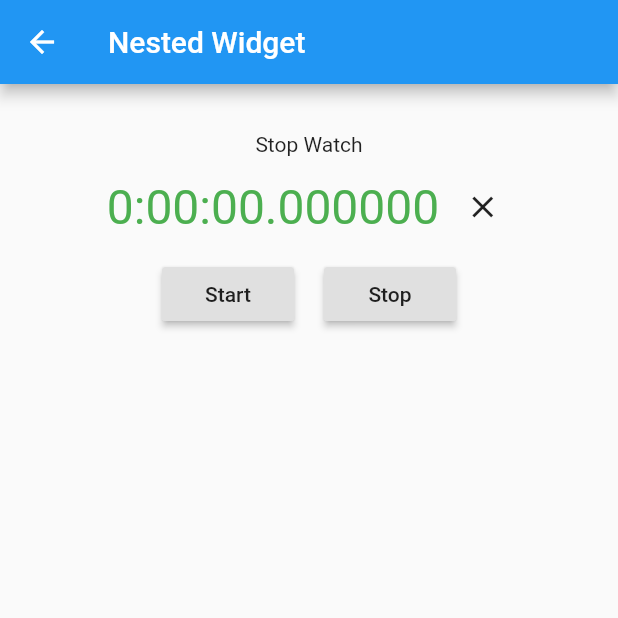
After one commit to shahidbits/flutter_guide, a Flutter app: the ScreenNestedWidget screen opened by its route, on a phone screen of 412 x 824 dp, the top half of it. The commit adds this screen. Run offline on Flutter 3.47's test engine with Material 2 defaults, Android fonts, the phone set to English and light mode, and no system bars; our stand-ins replace charts_flutter.

Commit message:
Added custom widgets

```diff
--- /dev/null
+++ b/lib/screens/intermediate/screenNestedWidget.dart
@@ -0,0 +1,140 @@
+import 'package:flutter/material.dart';
+import 'dart:async';
+import 'package:quiver/time.dart';
+
+class TimeDisplay extends StatelessWidget {
+  TimeDisplay({Key key, Color this.color, Duration this.duration, this.onClear})
+      : super(key: key);
+
+  Duration duration = new Duration();
+  Color color = Colors.green;
+  final ValueChanged<Duration> onClear;
+
+  void _onClicked() {
+    onClear(duration);
+  }
+
+  @override
+  Widget build(BuildContext context) {
+    return new Row(
+      mainAxisAlignment: MainAxisAlignment.center,
+      children: <Widget>[
+        new Padding(
+          padding: EdgeInsets.all(5.0),
+          child: new Text(
+            duration.toString(),
+            style: new TextStyle(
+              fontSize: 32.0,
+              color: color,
+            ),
+          ),
+        ),
+        new IconButton(
+          icon: new Icon(Icons.clear),
+          onPressed: _onClicked,
+        ),
+      ],
+    );
+  }
+}
+
+class TimeCounter extends StatefulWidget {
+  @override
+  State<StatefulWidget> createState() => new _StateTimeCounter();
+}
+
+class _StateTimeCounter extends State<TimeCounter> {
+  Stopwatch _watch;
+  Timer _timer;
+  Duration _duration;
+
+  void _onStart() {
+    setState(() {
+      _watch = new Stopwatch();
+      _timer = new Timer.periodic(new Duration(milliseconds: 250), _onTimeout);
+    });
+    _watch.start();
+  }
+
+  void _onStop() {
+    _timer.cancel();
+    _watch.stop();
+  }
+
+  void _onTimeout(Timer timer) {
+    if (_watch.isRunning) {
+      setState(() => _duration = _watch.elapsed);
+    }
+  }
+
+  void _onClear(Duration value) {
+    setState(() => _duration = new Duration());
+  }
+
+  @override
+  void initState() {
+    _duration = new Duration();
+  }
+
+  @override
+  Widget build(BuildContext context) {
+    return new Container(
+      padding: EdgeInsets.all(10.0),
+      child: new Center(
+        child: new Column(
+          children: <Widget>[
+            new TimeDisplay(
+              color: Colors.red,
+              duration: _duration,
+              onClear: _onClear,
+            ),
+            new Row(
+              mainAxisAlignment: MainAxisAlignment.center,
+              children: <Widget>[
+                new Padding(
+                    padding: EdgeInsets.all(10.0),
+                    child: new RaisedButton(
+                      onPressed: _onStart,
+                      child: new Text('Start'),
+                    )),
+                new Padding(
+                    padding: EdgeInsets.all(10.0),
+                    child: new RaisedButton(
+                      onPressed: _onStop,
+                      child: new Text('Stop'),
+                    )),
+              ],
+            )
+          ],
+        ),
+      ),
+    );
+  }
+}
+
+class ScreenNestedWidget extends StatefulWidget {
+  @override
+  _State createState() => _State();
+}
+
+class _State extends State<ScreenNestedWidget> {
+  @override
+  Widget build(BuildContext context) {
+    return new Scaffold(
+      appBar: new AppBar(
+        title: new Text('Nested Widget'),
+      ),
+      body: new Center(
+        child: (new Container(
+          padding: EdgeInsets.all(32.0),
+          child: new Column(
+            children: <Widget>[
+              new Text('Stop Watch'),
+              new TimeCounter(),
+            ],
+          ),
+        )),
+      ),
+    );
+  }
+}
--- a/pubspec.yaml
+++ b/pubspec.yaml
@@ -25,6 +25,7 @@ dependencies:
   cupertino_icons: ^0.1.2
   http: any
   charts_flutter: any
+  intl: any
 
 dev_dependencies:
   flutter_test:
```
Also changed, not shown: lib/main.dart (+8 -0 lines), lib/screens/homeIntermediate.dart (+18 -3 lines), lib/screens/intermediate/screenChildToParent.dart (added, +36 -0 lines), lib/screens/intermediate/screenCustomWidget.dart (added, +38 -0 lines), lib/screens/intermediate/screenStatefulWidget.dart (added, +59 -0 lines), pubspec.lock.
